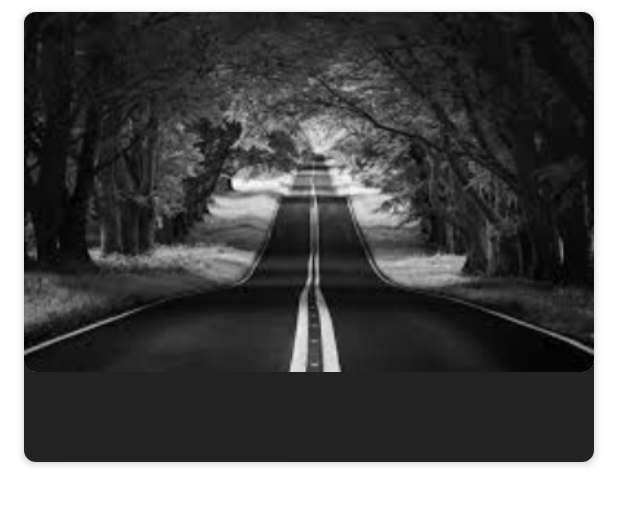
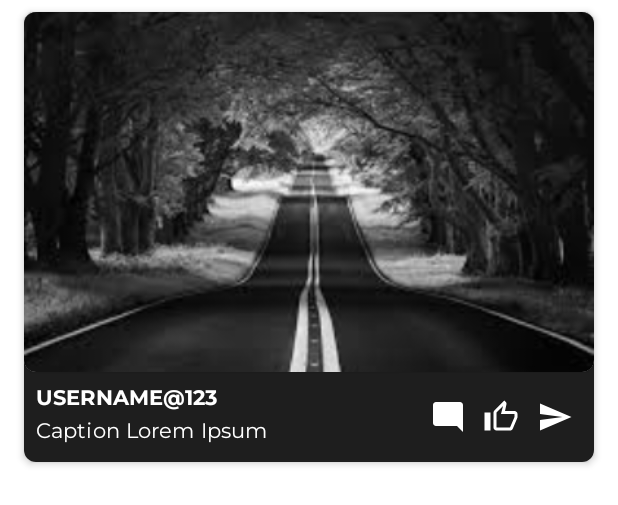
Before and after one commit to ibrahim-iqbal/Dark.Shot, an Android app: the layout custom_feed_item.xml on its own in the app's theme, with its tools: preview values and no code run, on a phone screen of 412 x 824 dp. Shown: the top 505 px of the screen. Run offline under Robolectric (Android 15) with nearby library versions, the phone set to English and light mode, and no system bars; Roboto replaces fonts that are not available here.

Commit message:
Designed feed item and added themes.xml

```diff
--- /dev/null
+++ b/app/src/main/res/drawable/comment.xml
@@ -0,0 +1,11 @@
+<vector xmlns:android="http://schemas.android.com/apk/res/android"
+    android:width="24dp"
+    android:height="24dp"
+    android:viewportWidth="24"
+	android:autoMirrored="true"
+    android:viewportHeight="24"
+    android:tint="?attr/tintcolor">
+  <path
+      android:fillColor="@android:color/white"
+      android:pathData="M21.99,4c0,-1.1 -0.89,-2 -1.99,-2H4c-1.1,0 -2,0.9 -2,2v12c0,1.1 0.9,2 2,2h14l4,4 -0.01,-18z"/>
+</vector>
--- /dev/null
+++ b/app/src/main/res/drawable/share.xml
@@ -0,0 +1,11 @@
+<vector xmlns:android="http://schemas.android.com/apk/res/android"
+    android:width="24dp"
+    android:height="24dp"
+    android:viewportWidth="24"
+    android:viewportHeight="24"
+    android:tint="?attr/tintcolor"
+    android:autoMirrored="true">
+  <path
+      android:fillColor="@android:color/white"
+      android:pathData="M2.01,21L23,12 2.01,3 2,10l15,2 -15,2z"/>
+</vector>
--- /dev/null
+++ b/app/src/main/res/drawable/unlike.xml
@@ -0,0 +1,10 @@
+<vector xmlns:android="http://schemas.android.com/apk/res/android"
+    android:width="24dp"
+    android:height="24dp"
+    android:viewportWidth="24"
+    android:viewportHeight="24"
+    android:tint="?attr/tintcolor">
+  <path
+      android:fillColor="@android:color/white"
+      android:pathData="M9,21h9c0.83,0 1.54,-0.5 1.84,-1.22l3.02,-7.05c0.09,-0.23 0.14,-0.47 0.14,-0.73v-2c0,-1.1 -0.9,-2 -2,-2h-6.31l0.95,-4.57 0.03,-0.32c0,-0.41 -0.17,-0.79 -0.44,-1.06L14.17,1 7.58,7.59C7.22,7.95 7,8.45 7,9v10c0,1.1 0.9,2 2,2zM9,9l4.34,-4.34L12,10h9v2l-3,7H9V9zM1,9h4v12H1z"/>
+</vector>
--- a/app/src/main/res/layout/custom_feed_item.xml
+++ b/app/src/main/res/layout/custom_feed_item.xml
@@ -1,47 +1,109 @@
 <?xml version="1.0" encoding="utf-8"?>
-<androidx.constraintlayout.widget.ConstraintLayout xmlns:android="http://schemas.android.com/apk/res/android"
-    xmlns:app="http://schemas.android.com/apk/res-auto"
-    android:layout_width="match_parent"
-    android:layout_height="300dp"
-    android:layout_marginLeft="16dp"
-    android:layout_marginTop="8dp"
-    android:layout_marginRight="16dp"
-    android:layout_marginBottom="8dp"
-    android:background="@drawable/card_view"
-    android:elevation="3dp">
+<androidx.constraintlayout.widget.ConstraintLayout xmlns:android = "http://schemas.android.com/apk/res/android"
+	xmlns:app = "http://schemas.android.com/apk/res-auto"
+	android:layout_width = "match_parent"
+	android:layout_height = "300dp"
+	android:layout_marginLeft = "16dp"
+	android:layout_marginTop = "8dp"
+	android:layout_marginRight = "16dp"
+	android:layout_marginBottom = "8dp"
+	android:background = "@drawable/card_view"
+	android:elevation = "3dp" >
 
-    <LinearLayout
-        android:layout_width="match_parent"
-        android:layout_height="match_parent"
-        android:orientation="vertical"
-        android:weightSum="1">
+	<LinearLayout
+		android:layout_width = "match_parent"
+		android:layout_height = "match_parent"
+		android:orientation = "vertical"
+		android:weightSum = "1" >
 
-        <com.google.android.material.card.MaterialCardView
-            android:layout_width="match_parent"
-            android:layout_height="0dp"
-            android:layout_margin="0dp"
-            android:layout_weight="0.8"
-            android:padding="0dp"
-            app:cardCornerRadius="8dp"
-            app:cardElevation="1dp"
-            app:cardUseCompatPadding="false">
+		<com.google.android.material.card.MaterialCardView
+			android:layout_width = "match_parent"
+			android:layout_height = "0dp"
+			android:layout_margin = "0dp"
+			android:layout_weight = "0.8"
+			android:padding = "0dp"
+			app:cardCornerRadius = "8dp"
+			app:cardElevation = "1dp"
+			app:cardUseCompatPadding = "false" >
 
-            <ImageView
-                android:layout_width="match_parent"
-                android:layout_height="match_parent"
-                android:scaleType="centerCrop"
-                android:src="@drawable/index" />
+			<ImageView
+				android:layout_width = "match_parent"
+				android:layout_height = "match_parent"
+				android:scaleType = "centerCrop"
+				android:src = "@drawable/index" />
 
-        </com.google.android.material.card.MaterialCardView>
+		</com.google.android.material.card.MaterialCardView >
 
-        <LinearLayout
-            android:layout_width="match_parent"
-            android:layout_height="0dp"
-            android:layout_weight="0.2"
-            android:padding="8dp">
+		<LinearLayout
+			android:layout_width = "match_parent"
+			android:layout_height = "0dp"
+			android:layout_weight = "0.2"
+			android:orientation = "horizontal"
+			android:padding = "8dp"
+			android:weightSum = "1" >
 
-        </LinearLayout>
+			<LinearLayout
+				android:layout_width = "0dp"
+				android:layout_height = "match_parent"
+				android:layout_marginEnd = "4dp"
+				android:orientation="vertical"
+				android:weightSum="1"
+				android:layout_weight = "0.7" >
 
-    </LinearLayout>
+				<TextView
+					android:layout_width = "match_parent"
+					android:layout_height = "0dp"
+					android:ellipsize="end"
+					android:lines="1"
+					style="@style/usernameText"
+					android:text="username@123"
+					android:layout_weight="0.5"/>
 
-</androidx.constraintlayout.widget.ConstraintLayout>
+				<TextView
+					android:layout_width = "match_parent"
+					android:layout_height = "0dp"
+					android:ellipsize="end"
+					style="@style/caption"
+					android:lines="1"
+					android:text="Caption Lorem Ipsum"
+					android:layout_weight="0.5"/>
+			</LinearLayout>
+
+			<LinearLayout
+				android:layout_width = "0dp"
+				android:layout_height = "match_parent"
+				android:layout_marginStart = "4dp"
+				android:layout_weight = "0.3"
+				android:orientation = "horizontal"
+				android:weightSum = "3" >
+
+				<ImageButton
+					style="@style/Widget.MaterialComponents.Button.TextButton"
+					android:background="?selectableItemBackground"
+					android:layout_width = "0dp"
+					android:layout_height = "match_parent"
+					android:layout_weight = "1"
+					android:src = "@drawable/comment" />
+
+				<ImageButton
+					style="@style/Widget.MaterialComponents.Button.TextButton"
+					android:background="?selectableItemBackground"
+					android:layout_width = "0dp"
+					android:layout_height = "match_parent"
+					android:layout_weight = "1"
+					android:src = "@drawable/unlike" />
+
+				<ImageButton
+					style="@style/Widget.MaterialComponents.Button.TextButton"
+					android:background="?selectableItemBackground"
+					android:layout_width = "0dp"
+					android:layout_height = "match_parent"
+					android:layout_weight = "1"
+					android:src = "@drawable/share" />
+
+			</LinearLayout >
+		</LinearLayout >
+
+	</LinearLayout >
+
+</androidx.constraintlayout.widget.ConstraintLayout >
--- a/app/src/main/res/values/colors.xml
+++ b/app/src/main/res/values/colors.xml
@@ -1,15 +1,14 @@
 <?xml version="1.0" encoding="utf-8"?>
-<resources>
+<resources >
 
-    <color name="colorPrimary">#FFFFFF</color>
-    <color name="colorPrimaryDark">#999999</color>
-    <color name="colorPrimaryLight">#DEDEDE</color>
-    <color name="colorOnPrimary">#121212</color>
+	<color name = "colorPrimary" >#FFFFFF</color >
+	<color name = "colorPrimaryDark" >#999999</color >
+	<color name = "colorPrimaryLight" >#E6E6E6</color >
+	<color name = "colorOnPrimary" >#121212</color >
 
+	<color name = "colorSecondary" >#121212</color >
+	<color name = "colorSecondaryLight" >#1C1C1C</color >
+	<color name = "colorSecondaryDark" >#1E1E1E</color >
+	<color name = "colorOnSecondary" >#FFFFFF</color >
 
-    <color name="colorSecondary">#121212</color>
-    <color name="colorSecondaryLight">#232323</color>
-    <color name="colorSecondaryDark">#272727</color>
-    <color name="colorOnSecondary">#FFFFFF</color>
-
-</resources>
+</resources >
```
Also changed, not shown: app/src/main/res/drawable/like.xml (added, +10 -0 lines), app/src/main/res/values/styles.xml (+19 -42 lines), app/src/main/res/values/themes.xml (added, +40 -0 lines).
